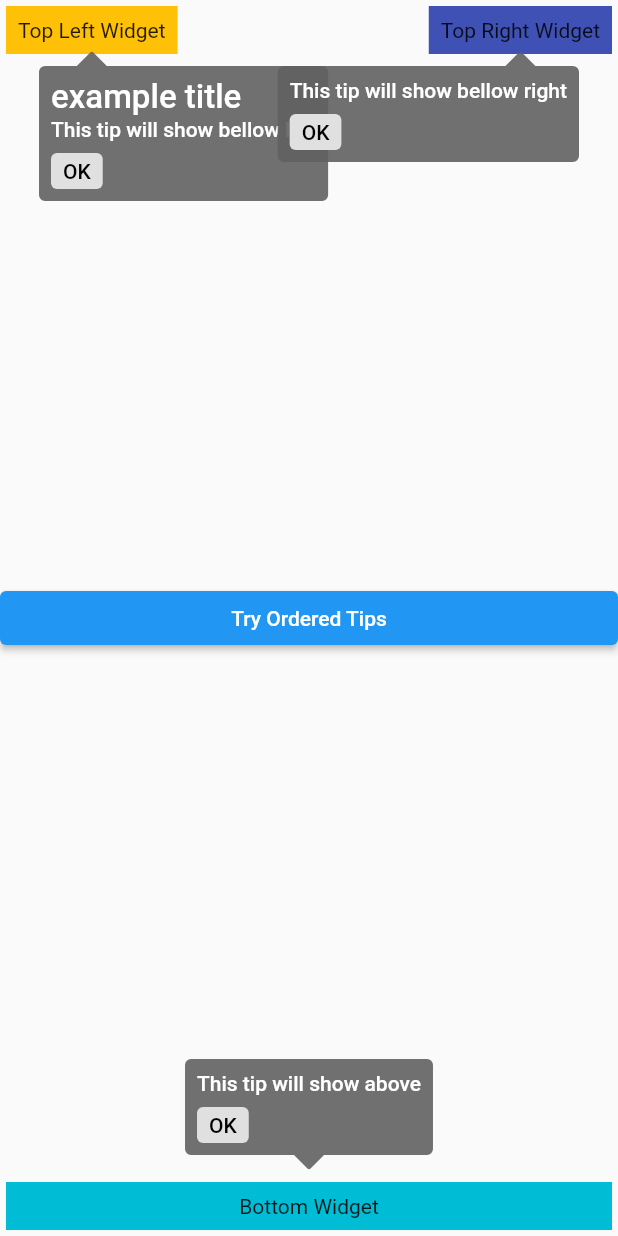
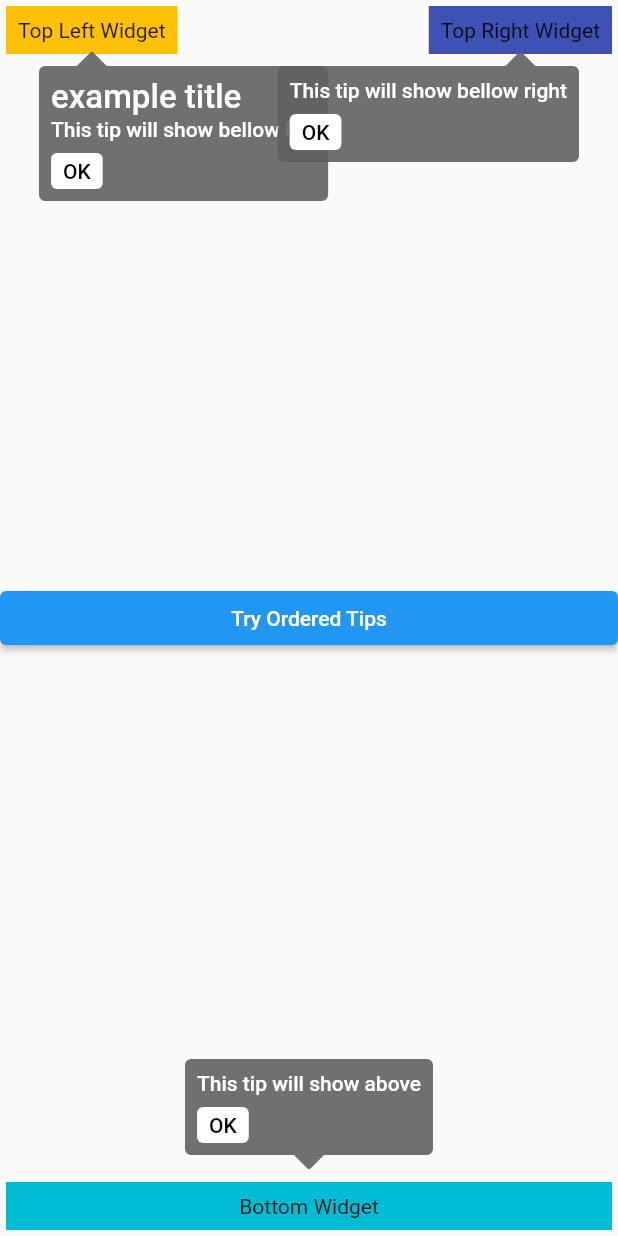
Before and after one commit to evan361425/flutter-simple-tip, a Flutter app: the screen it shows after launch, on a phone screen of 412 x 824 dp. Run offline on Flutter 3.47's test engine with Material 2 defaults, Android fonts, the phone set to English and light mode, and no system bars.

Commit message:
Use default button color

```diff
--- a/lib/src/tip_content.dart
+++ b/lib/src/tip_content.dart
@@ -77,7 +77,7 @@ class TipContent extends StatelessWidget {
                   padding: const EdgeInsets.fromLTRB(8.0, 4.0, 8.0, 4.0),
                   margin: const EdgeInsets.only(top: 8.0),
                   decoration: BoxDecoration(
-                    color: theme.buttonColor,
+                    color: theme.buttonTheme.colorScheme!.onPrimary,
                     borderRadius: BorderRadius.circular(4.0),
                   ),
                   child: Text(
```
